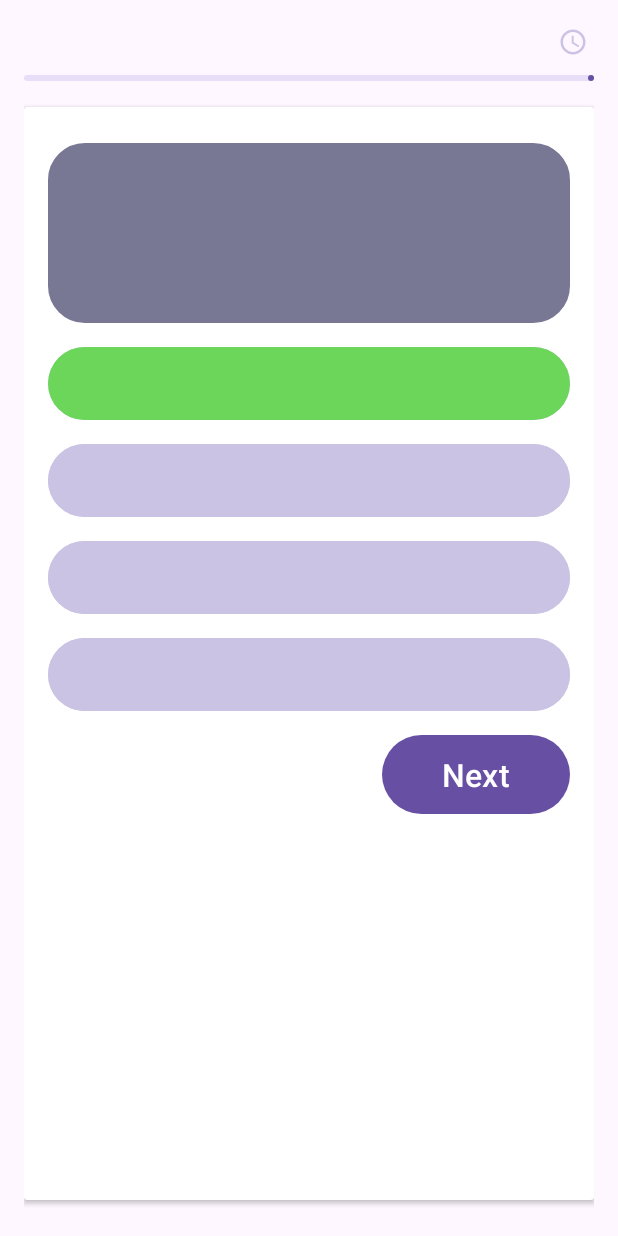
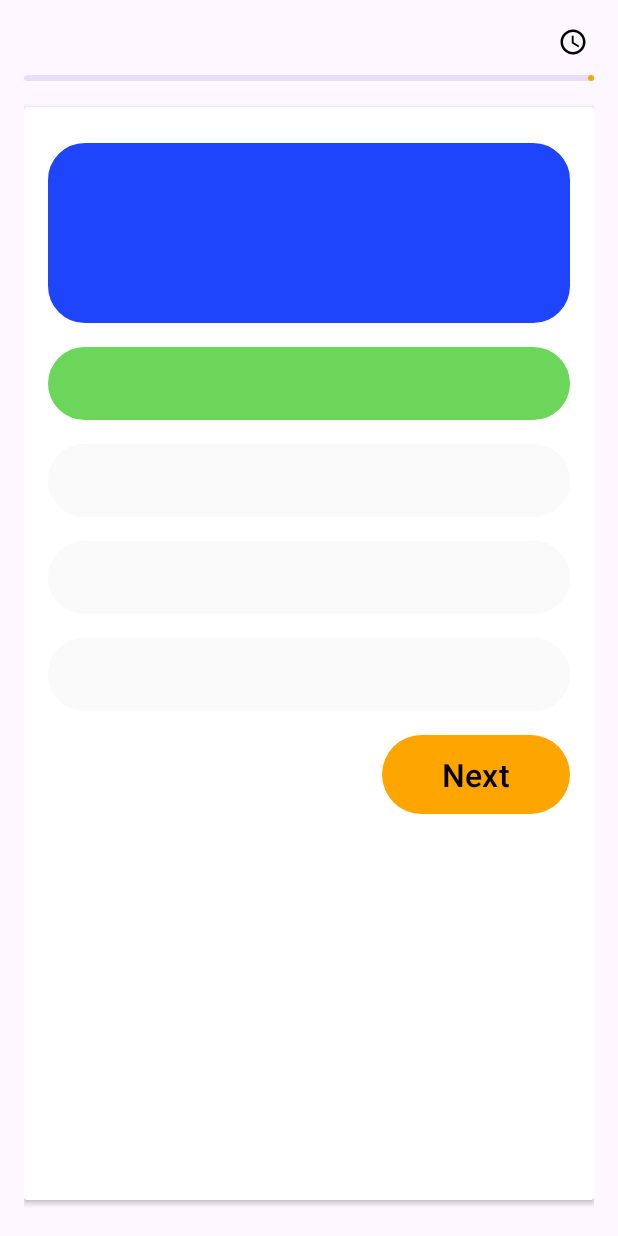
Before and after one commit to Manishk031/Code-Smart-MCQ, an Android app: the MCQActivity screen opened directly, with no data from a screen before it, after a tap on an icon or button, on a phone screen of 412 x 824 dp. Run offline under Robolectric (Android 15) with nearby library versions, the phone set to English and light mode, and no system bars; 1 statement that could not run was skipped.

Commit message:
change color text.

```diff
--- a/app/src/main/java/com/zoro/codesmartmcq/MCQActivity.kt
+++ b/app/src/main/java/com/zoro/codesmartmcq/MCQActivity.kt
@@ -81,10 +81,10 @@ class MCQActivity : AppCompatActivity(), View.OnClickListener{
     override fun onClick(view : View?) {
 
         binding.apply {
-            btn0.setBackgroundColor(getColor(R.color.lightpurple))
-            btn1.setBackgroundColor(getColor(R.color.lightpurple))
-            btn2.setBackgroundColor(getColor(R.color.lightpurple))
-            btn3.setBackgroundColor(getColor(R.color.lightpurple))
+            btn0.setBackgroundColor(getColor(R.color.grey))
+            btn1.setBackgroundColor(getColor(R.color.grey))
+            btn2.setBackgroundColor(getColor(R.color.grey))
+            btn3.setBackgroundColor(getColor(R.color.grey))
         }
         //click a btn for next
         val clickedBtn = view as Button
--- a/app/src/main/res/layout/activity_main.xml
+++ b/app/src/main/res/layout/activity_main.xml
@@ -6,7 +6,6 @@
     android:layout_height="match_parent"
     android:orientation="vertical"
     android:padding="16dp"
-    android:background="@color/darkblue"
     tools:context=".MainActivity">
     <ImageView
         android:layout_width="match_parent"
@@ -18,11 +17,13 @@
         android:layout_height="wrap_content"
        android:layout_marginTop="16dp"
         android:padding="8dp"
+        android:backgroundTint="@color/blue"
+        android:background="@drawable/rounded_corner"
         android:orientation="vertical">
     <TextView
         android:layout_width="match_parent"
         android:layout_height="wrap_content"
-        android:text="CodeSMart MCQ"
+        android:text="CodeSmart MCQ"
         android:textColor="@color/white"
         android:gravity="center"
         android:textSize="34sp"
@@ -32,7 +33,7 @@
     <TextView
         android:layout_width="match_parent"
         android:layout_height="wrap_content"
-        android:text="Let's play codesmart MCQ to enchance your knowledge"
+        android:text="Let's play CodeSmart MCQ to enhance your knowledge."
         android:textColor="@color/white"
         android:gravity="center"
         android:textSize="18sp"
--- a/app/src/main/res/layout/activity_mcqactivity.xml
+++ b/app/src/main/res/layout/activity_mcqactivity.xml
@@ -28,7 +28,7 @@
             android:layout_toStartOf="@+id/timer_indicator"
             android:layout_centerVertical="true"
             android:layout_marginEnd="4dp"
-            app:tint="@color/lightpurple" />
+            app:tint="@color/black" />
 
         <TextView
             android:id="@+id/timer_indicator"
@@ -79,44 +79,44 @@
                 android:layout_width="match_parent"
                 android:layout_height="wrap_content"
                 android:layout_marginVertical="4dp"
-                android:backgroundTint="@color/lightpurple"
+                android:backgroundTint="@color/grey"
                 tools:text="Ans A"
                 android:gravity="center_vertical"
                 android:paddingVertical="12dp"
-                android:textColor="@color/white"
+                android:textColor="@color/black"
                 android:textSize="18sp"
                 android:id="@+id/btn0"/>
             <Button
                 android:layout_width="match_parent"
                 android:layout_height="wrap_content"
                 android:layout_marginVertical="4dp"
-                android:backgroundTint="@color/lightpurple"
+                android:backgroundTint="@color/grey"
                 tools:text="Ans B"
                 android:gravity="center_vertical"
                 android:paddingVertical="12dp"
-                android:textColor="@color/white"
+                android:textColor="@color/black"
                 android:textSize="18sp"
                 android:id="@+id/btn1"/>
             <Button
                 android:layout_width="match_parent"
                 android:layout_height="wrap_content"
                 android:layout_marginVertical="4dp"
-                android:backgroundTint="@color/lightpurple"
+                android:backgroundTint="@color/grey"
                 tools:text="Ans C"
                 android:gravity="center_vertical"
                 android:paddingVertical="12dp"
-                android:textColor="@color/white"
+                android:textColor="@color/black"
                 android:textSize="18sp"
                 android:id="@+id/btn2"/>
             <Button
                 android:layout_width="match_parent"
                 android:layout_height="wrap_content"
                 android:layout_marginVertical="4dp"
-                android:backgroundTint="@color/lightpurple"
+                android:backgroundTint="@color/grey"
                 tools:text="Ans D"
                 android:gravity="center_vertical"
                 android:paddingVertical="12dp"
-                android:textColor="@color/white"
+                android:textColor="@color/black"
                 android:textSize="18sp"
                 android:id="@+id/btn3"/>
 
@@ -131,12 +131,7 @@
                 android:layout_gravity="end"
                 android:id="@+id/next_btn"
                 android:paddingHorizontal="40dp"
-                />
-
-
-
-
-
+                android:textColor="@color/black"/>
 
         </LinearLayout>
 
--- a/app/src/main/res/layout/quiz_item_recycler_row.xml
+++ b/app/src/main/res/layout/quiz_item_recycler_row.xml
@@ -46,7 +46,7 @@
                 android:layout_width="32dp"
                 android:layout_height="32dp"
                 android:src="@drawable/icon_timer"
-                android:tint="@color/lightpurple"/>
+                android:tint="@color/orange"/>
 
             <TextView
                 android:id="@+id/time_text"
--- a/app/src/main/res/layout/score_dialog.xml
+++ b/app/src/main/res/layout/score_dialog.xml
@@ -26,7 +26,7 @@
             android:layout_height="wrap_content"
             android:layout_centerVertical="true"
             app:indicatorSize="90dp"
-            app:trackColor="@color/purple"
+            app:trackColor="@color/grey"
             app:trackCornerRadius="20dp"
             app:trackThickness="5dp"
             tools:progress="75" />
--- a/app/src/main/res/values-night/themes.xml
+++ b/app/src/main/res/values-night/themes.xml
@@ -2,6 +2,6 @@
     <!-- Base application theme. -->
     <style name="Base.Theme.CodeSmartMCQ" parent="Theme.Material3.DayNight.NoActionBar">
         <!-- Customize your dark theme here. -->
-        <!-- <item name="colorPrimary">@color/my_dark_primary</item> -->
+         <item name="colorPrimary">@color/orange</item>
     </style>
 </resources>
--- a/app/src/main/res/values/colors.xml
+++ b/app/src/main/res/values/colors.xml
@@ -4,9 +4,12 @@
     <color name="white">#FFFFFFFF</color>
     <color name="purple">#800080</color>
     <color name="darkblue">#00008B</color>
-    <color name="lightpurple">#CBC3E3</color>
-    <color name="blue">#787895</color>
+    <color name="grey">#FAFAFA</color>
+    <color name="blue">#1F45FC</color>
     <color name="green">#6CD65B</color>
+    <color name="lightBlue">#5F79B6</color>
+    <color name="medipurple">#CF72F6</color>
+    <color name="orange">#FFA500</color>
 
 
 </resources>
--- a/app/src/main/res/values/themes.xml
+++ b/app/src/main/res/values/themes.xml
@@ -2,7 +2,7 @@
     <!-- Base application theme. -->
     <style name="Base.Theme.CodeSmartMCQ" parent="Theme.Material3.DayNight.NoActionBar">
         <!-- Customize your light theme here. -->
-        <!-- <item name="colorPrimary">@color/my_light_primary</item> -->
+         <item name="colorPrimary">@color/orange</item>
     </style>
 
     <style name="Theme.CodeSmartMCQ" parent="Base.Theme.CodeSmartMCQ" />
```
